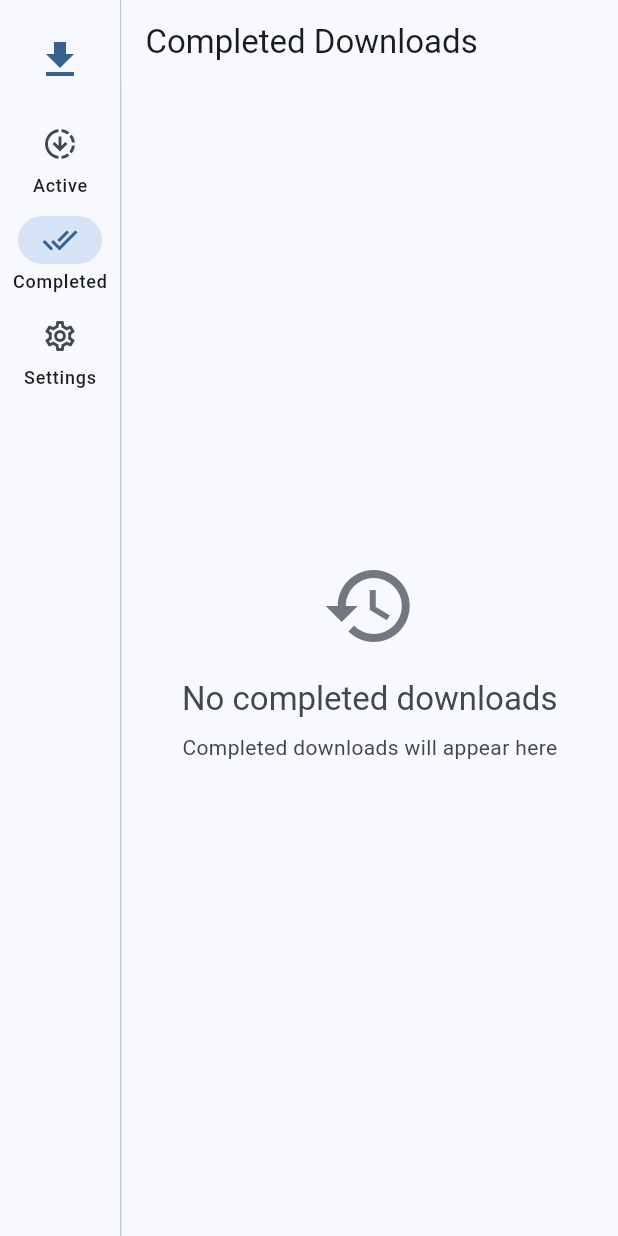
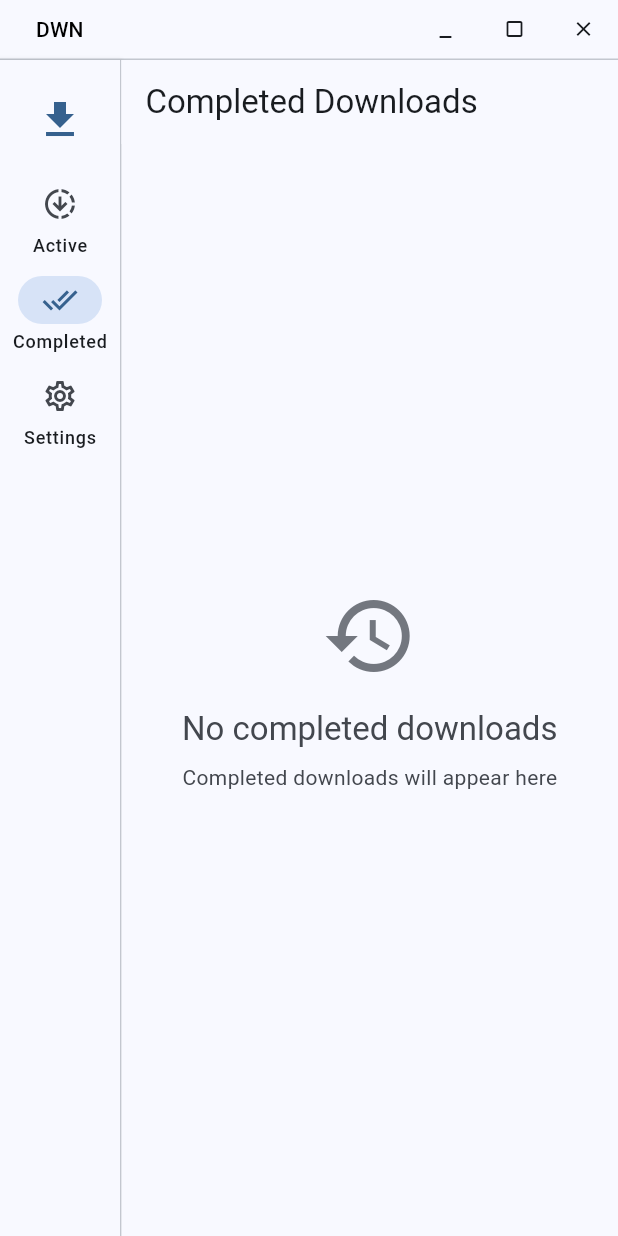
Before and after one commit to mirarr-app/dwn, a Flutter app: the screen it shows after launch, after a tap on "Completed", on a phone screen of 412 x 824 dp. Run offline on Flutter 3.47's test engine with Material 3 defaults, Android fonts, the phone set to English and light mode, and no system bars; our stand-ins replace dio, shared_preferences; missing offline and left inert: file_selector, window_manager; statements that could not run were skipped.

```diff
--- a/lib/main.dart
+++ b/lib/main.dart
@@ -1,5 +1,6 @@
 import 'package:flutter/material.dart';
 import 'package:provider/provider.dart';
+import 'package:window_manager/window_manager.dart';
 import 'providers/download_provider.dart';
 import 'providers/settings_provider.dart';
 import 'screens/active_downloads_screen.dart';
@@ -7,7 +8,26 @@ import 'screens/completed_downloads_screen.dart';
 import 'screens/settings_screen.dart';
 import 'theme/app_theme.dart';
 
-void main() {
+void main() async {
+  WidgetsFlutterBinding.ensureInitialized();
+
+  // Configure window manager
+  await windowManager.ensureInitialized();
+
+  WindowOptions windowOptions = const WindowOptions(
+    size: Size(1200, 800),
+    minimumSize: Size(800, 600),
+    center: true,
+    backgroundColor: Colors.transparent,
+    skipTaskbar: false,
+    titleBarStyle: TitleBarStyle.hidden,
+  );
+
+  windowManager.waitUntilReadyToShow(windowOptions, () async {
+    await windowManager.show();
+    await windowManager.focus();
+  });
+
   runApp(const MainApp());
 }
 
@@ -24,7 +44,7 @@ class MainApp extends StatelessWidget {
       child: Consumer<SettingsProvider>(
         builder: (context, settingsProvider, child) {
           return MaterialApp(
-            title: 'DWN Download Manager',
+            title: 'DWN',
             debugShowCheckedModeBanner: false,
             theme: AppTheme.lightTheme,
             darkTheme: AppTheme.darkTheme,
@@ -44,7 +64,7 @@ class MainLayout extends StatefulWidget {
   State<MainLayout> createState() => _MainLayoutState();
 }
 
-class _MainLayoutState extends State<MainLayout> {
+class _MainLayoutState extends State<MainLayout> with WindowListener {
   int _selectedIndex = 0;
 
   final List<Widget> _screens = const [
@@ -54,9 +74,93 @@ class _MainLayoutState extends State<MainLayout> {
   ];
 
   @override
+  void initState() {
+    super.initState();
+    windowManager.addListener(this);
+  }
+
+  @override
+  void dispose() {
+    windowManager.removeListener(this);
+    super.dispose();
+  }
+
+  @override
   Widget build(BuildContext context) {
     return Scaffold(
-      body: Row(
+      body: Column(
+        children: [
+          // Custom title bar
+          Container(
+            height: 40,
+            decoration: BoxDecoration(
+              color: Theme.of(context).colorScheme.surface,
+              border: Border(
+                bottom: BorderSide(
+                  color: Theme.of(context).colorScheme.outlineVariant,
+                  width: 1,
+                ),
+              ),
+            ),
+            child: Row(
+              children: [
+                // Draggable area
+                Expanded(
+                  child: GestureDetector(
+                    behavior: HitTestBehavior.translucent,
+                    onPanStart: (details) {
+                      windowManager.startDragging();
+                    },
+                    onDoubleTap: () async {
+                      bool isMaximized = await windowManager.isMaximized();
+                      if (isMaximized) {
+                        windowManager.unmaximize();
+                      } else {
+                        windowManager.maximize();
+                      }
+                    },
+                    child: Padding(
+                      padding: const EdgeInsets.symmetric(horizontal: 16.0),
+                      child: Row(
+                        children: [
+
+                          const SizedBox(width: 8),
+                          Text(
+                            'DWN',
+                            style: Theme.of(context).textTheme.titleSmall,
+                          ),
+                        ],
+                      ),
+                    ),
+                  ),
+                ),
+                // Window control buttons
+                _WindowButton(
+                  icon: Icons.minimize,
+                  onPressed: () => windowManager.minimize(),
+                ),
+                _WindowButton(
+                  icon: Icons.crop_square,
+                  onPressed: () async {
+                    bool isMaximized = await windowManager.isMaximized();
+                    if (isMaximized) {
+                      windowManager.unmaximize();
+                    } else {
+                      windowManager.maximize();
+                    }
+                  },
+                ),
+                _WindowButton(
+                  icon: Icons.close,
+                  onPressed: () => windowManager.close(),
+                  isClose: true,
+                ),
+              ],
+            ),
+          ),
+          // Main content
+          Expanded(
+            child: Row(
               children: [
                 // Navigation Rail
                 NavigationRail(
@@ -101,6 +205,57 @@ class _MainLayoutState extends State<MainLayout> {
                 ),
               ],
             ),
+          ),
+        ],
+      ),
     );
   }
 }
+
+class _WindowButton extends StatefulWidget {
+  final IconData icon;
+  final VoidCallback onPressed;
+  final bool isClose;
+
+  const _WindowButton({
+    required this.icon,
+    required this.onPressed,
+    this.isClose = false,
+  });
+
+  @override
+  State<_WindowButton> createState() => _WindowButtonState();
+}
+
+class _WindowButtonState extends State<_WindowButton> {
+  bool _isHovered = false;
+
+  @override
+  Widget build(BuildContext context) {
+    return MouseRegion(
+      onEnter: (_) => setState(() => _isHovered = true),
+      onExit: (_) => setState(() => _isHovered = false),
+      child: GestureDetector(
+        onTap: widget.onPressed,
+        child: Container(
+          width: 46,
+          height: 40,
+          decoration: BoxDecoration(
+            color: _isHovered
+                ? (widget.isClose
+                    ? Colors.red
+                    : Theme.of(context).colorScheme.surfaceContainerHighest)
+                : Colors.transparent,
+          ),
+          child: Icon(
+            widget.icon,
+            size: 16,
+            color: _isHovered && widget.isClose
+                ? Colors.white
+                : Theme.of(context).colorScheme.onSurface,
+          ),
+        ),
+      ),
+    );
+  }
+}
--- a/lib/screens/settings_screen.dart
+++ b/lib/screens/settings_screen.dart
@@ -1,6 +1,6 @@
 import 'package:flutter/material.dart';
 import 'package:provider/provider.dart';
-import 'package:file_picker/file_picker.dart';
+import 'package:file_selector/file_selector.dart';
 import '../providers/settings_provider.dart';
 import '../providers/download_provider.dart';
 
@@ -10,8 +10,8 @@ class SettingsScreen extends StatelessWidget {
   Future<void> _selectDownloadDirectory(BuildContext context) async {
     final settingsProvider = context.read<SettingsProvider>();
 
-    final result = await FilePicker.platform.getDirectoryPath(
-      dialogTitle: 'Select Download Directory',
+    final result = await getDirectoryPath(
+      confirmButtonText: 'Select',
       initialDirectory: settingsProvider.downloadDirectory,
     );
 
--- a/pubspec.yaml
+++ b/pubspec.yaml
@@ -11,12 +11,13 @@ dependencies:
     sdk: flutter
   dio: ^5.9.0
   path_provider: ^2.1.1
-  file_picker: ^6.1.1
+  file_selector: ^1.0.0
   url_launcher: ^6.2.2
   intl: ^0.19.0
   shared_preferences: ^2.2.2
   provider: ^6.1.1
   collection: ^1.18.0
+  window_manager: ^0.5.1
 
 dev_dependencies:
   flutter_test:
```
Also changed, not shown: pubspec.lock, 2 other files. Lines whose indentation alone changed are shown as unchanged.
